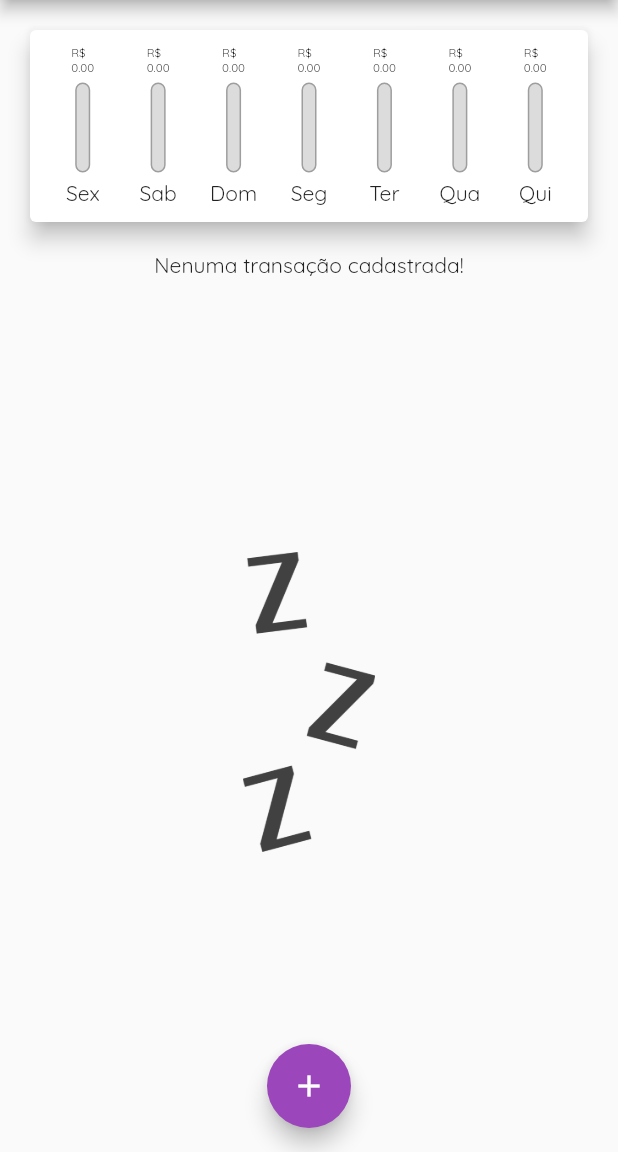
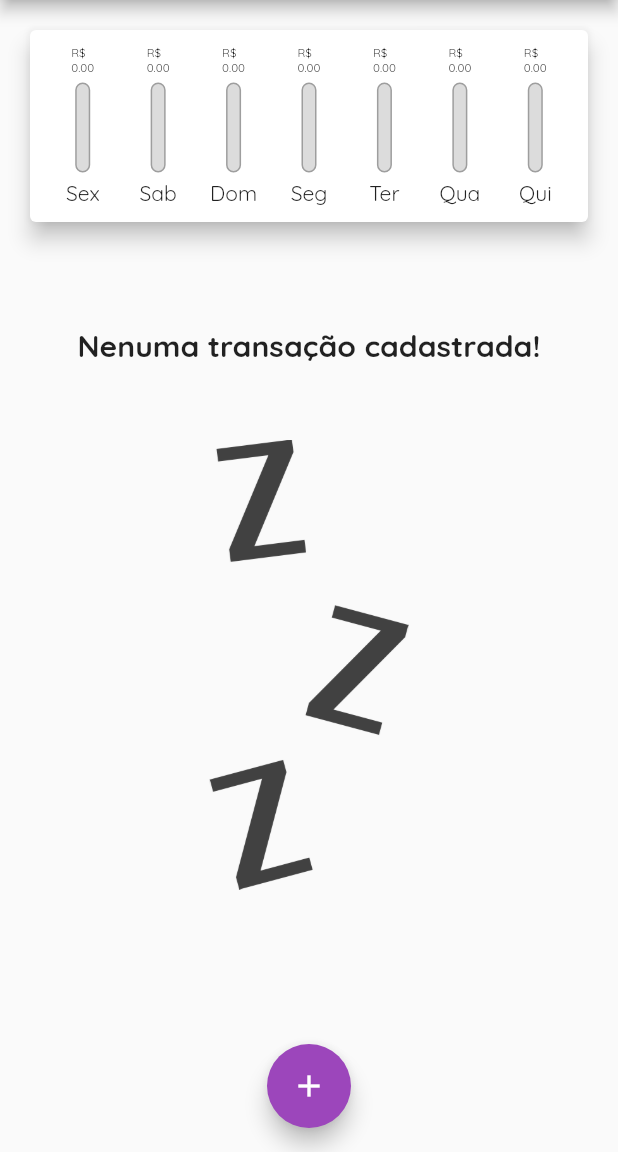
Before and after one commit to alefbispo/app_despesas, a Flutter app: the screen it shows after launch, on a phone screen of 412 x 824 dp, the part 84-1236 px from its top. Run offline on Flutter 3.47's test engine with Material 2 defaults, Android fonts, the phone set to English and light mode, and no system bars; our stand-ins replace google_fonts.

Commit message:
ajuste final

```diff
--- a/lib/components/transation_list.dart
+++ b/lib/components/transation_list.dart
@@ -12,17 +12,25 @@ class TransactionList extends StatelessWidget {
   @override
   Widget build(BuildContext context) {
     return SizedBox(
-      height: 400,
+      height: 600,
       child: transations.isEmpty
           ? Column(
-              mainAxisAlignment: MainAxisAlignment.spaceBetween,
               children: [
+                SizedBox(
+                  height: 50,
+                ),
                 Text(
                   'Nenuma transação cadastrada!',
-                  style: Theme.of(context).appBarTheme.titleTextStyle,
+                  style: TextStyle(
+                    fontSize: 20,
+                    fontWeight: FontWeight.bold,
+                  ),
                 ),
                 SizedBox(
-                  height: 200,
+                  height: 50,
+                ),
+                SizedBox(
+                  height: 300,
                   child: Image.asset(
                     'assets/images/waiting.png',
                   ),
```
